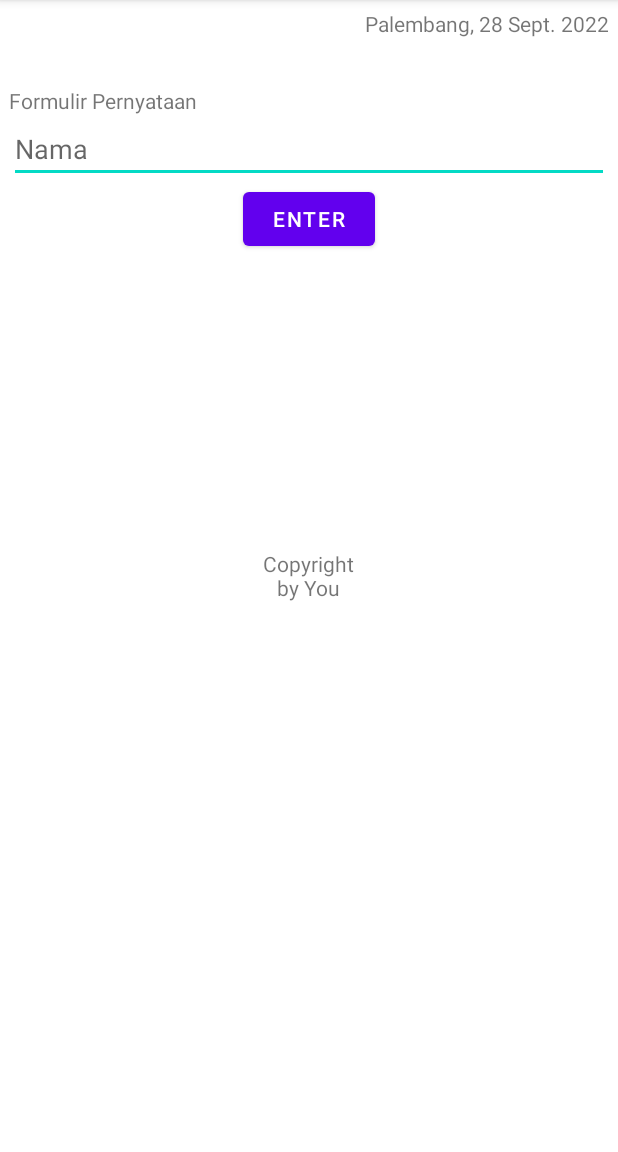
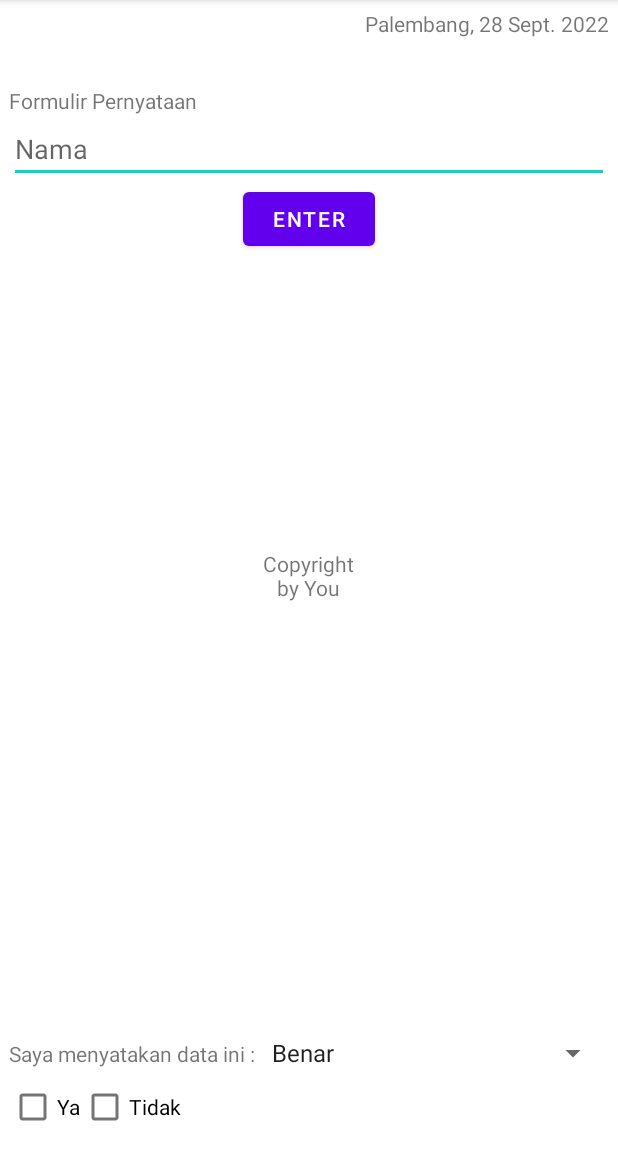
Before and after one commit to gracekells/RelativeAneh, an Android app: the screen it shows after launch (MainActivity), on a phone screen of 412 x 824 dp, the part 84-1236 px from its top. Run offline under Robolectric (Android 15) with nearby library versions, the phone set to English and light mode, and no system bars.

```diff
--- a/app/src/main/res/layout/activity_main.xml
+++ b/app/src/main/res/layout/activity_main.xml
@@ -45,4 +45,35 @@
         android:gravity="center"
         android:layout_centerInParent="true"/>
 
+    <CheckBox
+        android:id="@+id/cb_ya"
+        android:layout_width="wrap_content"
+        android:layout_height="wrap_content"
+        android:text="Ya"
+        android:layout_alignParentBottom="true"/>
+
+    <CheckBox
+        android:id="@+id/cb_tidak"
+        android:layout_width="wrap_content"
+        android:layout_height="wrap_content"
+        android:text="Tidak"
+        android:layout_alignParentBottom="true"
+        android:layout_toRightOf="@id/cb_ya"/>
+
+    <TextView
+        android:id="@+id/tv_saya_nyatakan"
+        android:layout_width="wrap_content"
+        android:layout_height="wrap_content"
+        android:text="Saya menyatakan data ini : "
+        android:layout_marginBottom="2dp"
+        android:layout_above="@id/cb_ya"/>
+
+    <Spinner
+        android:id="@+id/sp_kemungkinan"
+        android:layout_width="match_parent"
+        android:layout_height="wrap_content"
+        android:entries="@array/arr_kemungkinan"
+        android:layout_above="@id/cb_ya"
+        android:layout_toRightOf="@id/tv_saya_nyatakan"/>
+
 </RelativeLayout>
--- a/app/src/main/res/values/strings.xml
+++ b/app/src/main/res/values/strings.xml
@@ -1,3 +1,10 @@
 <resources>
     <string name="app_name">Relative Aneh</string>
+    <string-array name="arr_kemungkinan">
+        <item>Benar</item>
+        <item>Mungkin Benar</item>
+        <item>Salah</item>
+        <item>Mungkin Salah</item>
+
+    </string-array>
 </resources>
```
